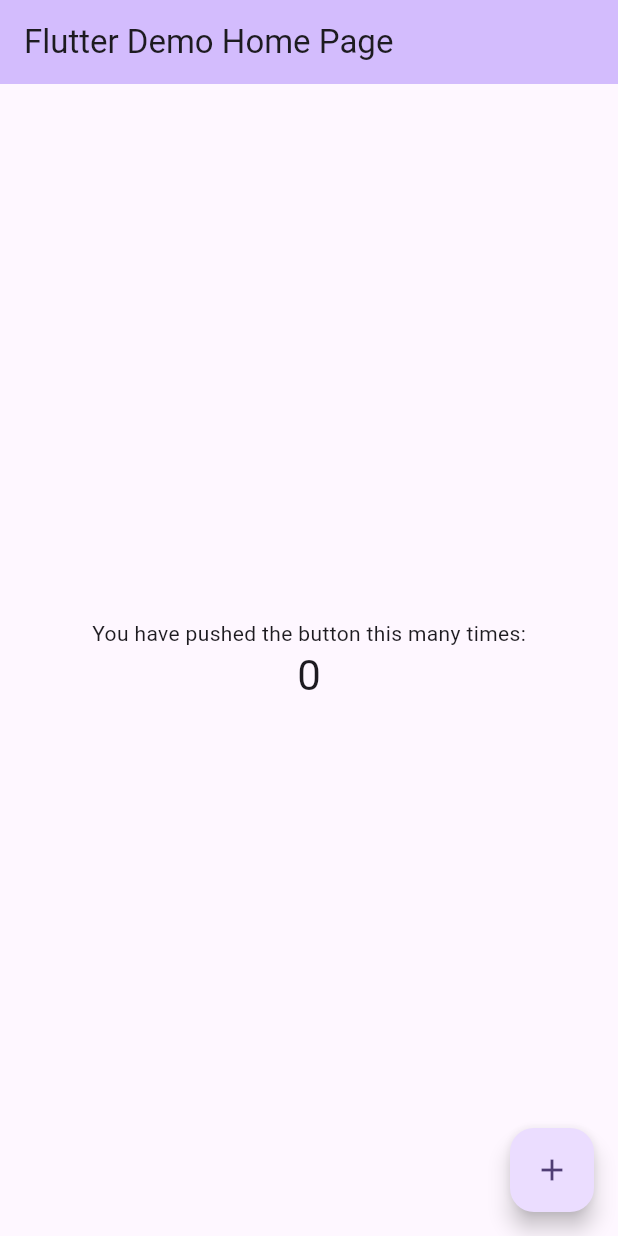
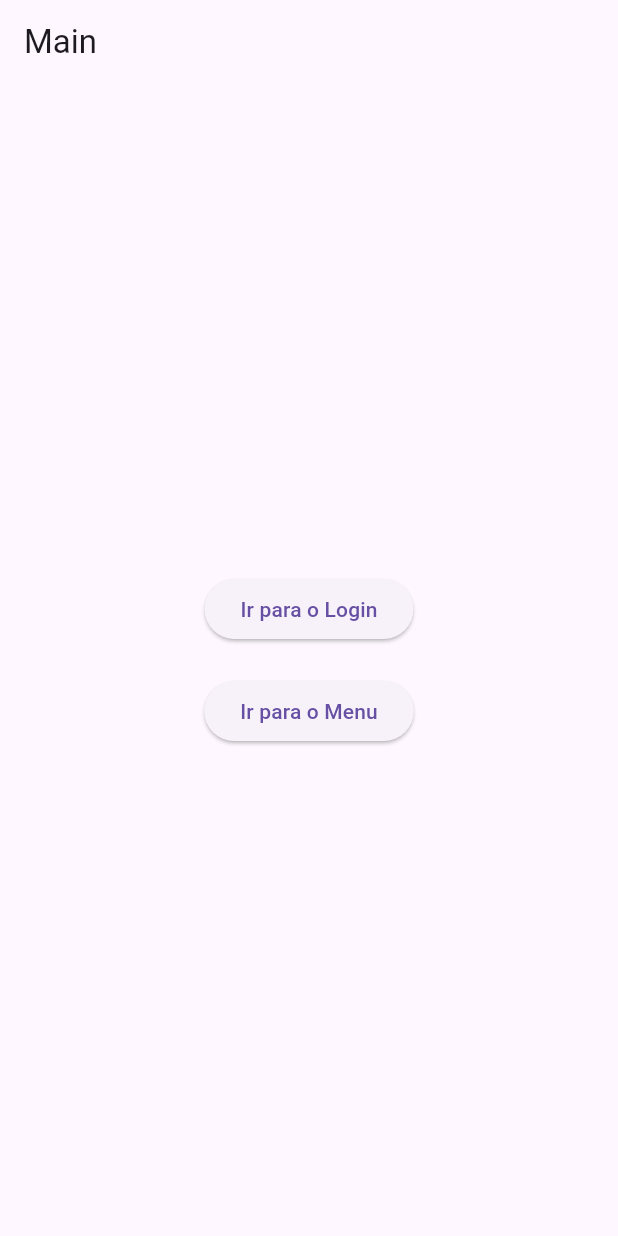
Before and after one commit to arthurmulser/flutter, a Flutter app: the screen it shows after launch, on a phone screen of 412 x 824 dp. Run offline on Flutter 3.47's test engine with Material 3 defaults, Android fonts, the phone set to English and light mode, and no system bars.

Commit message:
first commit - revisar código

```diff
--- a/lib/main.dart
+++ b/lib/main.dart
@@ -1,125 +1,56 @@
 import 'package:flutter/material.dart';
+import 'package:mars/loginScreen.dart';
+import 'package:mars/menuScreen.dart';
 
 void main() {
-  runApp(const MyApp());
+  runApp(MyApp());
 }
 
 class MyApp extends StatelessWidget {
-  const MyApp({super.key});
-
-  // This widget is the root of your application.
   @override
   Widget build(BuildContext context) {
     return MaterialApp(
-      title: 'Flutter Demo',
-      theme: ThemeData(
-        // This is the theme of your application.
-        //
-        // TRY THIS: Try running your application with "flutter run". You'll see
-        // the application has a purple toolbar. Then, without quitting the app,
-        // try changing the seedColor in the colorScheme below to Colors.green
-        // and then invoke "hot reload" (save your changes or press the "hot
-        // reload" button in a Flutter-supported IDE, or press "r" if you used
-        // the command line to start the app).
-        //
-        // Notice that the counter didn't reset back to zero; the application
-        // state is not lost during the reload. To reset the state, use hot
-        // restart instead.
-        //
-        // This works for code too, not just values: Most code changes can be
-        // tested with just a hot reload.
-        colorScheme: ColorScheme.fromSeed(seedColor: Colors.deepPurple),
-        useMaterial3: true,
-      ),
-      home: const MyHomePage(title: 'Flutter Demo Home Page'),
+      debugShowCheckedModeBanner: false,
+      home: SimpleInterface(),
     );
   }
 }
 
-class MyHomePage extends StatefulWidget {
-  const MyHomePage({super.key, required this.title});
-
-  // This widget is the home page of your application. It is stateful, meaning
-  // that it has a State object (defined below) that contains fields that affect
-  // how it looks.
-
-  // This class is the configuration for the state. It holds the values (in this
-  // case the title) provided by the parent (in this case the App widget) and
-  // used by the build method of the State. Fields in a Widget subclass are
-  // always marked "final".
-
-  final String title;
-
-  @override
-  State<MyHomePage> createState() => _MyHomePageState();
-}
-
-class _MyHomePageState extends State<MyHomePage> {
-  int _counter = 0;
-
-  void _incrementCounter() {
-    setState(() {
-      // This call to setState tells the Flutter framework that something has
-      // changed in this State, which causes it to rerun the build method below
-      // so that the display can reflect the updated values. If we changed
-      // _counter without calling setState(), then the build method would not be
-      // called again, and so nothing would appear to happen.
-      _counter++;
-    });
-  }
-
+class SimpleInterface extends StatelessWidget {
   @override
   Widget build(BuildContext context) {
-    // This method is rerun every time setState is called, for instance as done
-    // by the _incrementCounter method above.
-    //
-    // The Flutter framework has been optimized to make rerunning build methods
-    // fast, so that you can just rebuild anything that needs updating rather
-    // than having to individually change instances of widgets.
     return Scaffold(
       appBar: AppBar(
-        // TRY THIS: Try changing the color here to a specific color (to
-        // Colors.amber, perhaps?) and trigger a hot reload to see the AppBar
-        // change color while the other colors stay the same.
-        backgroundColor: Theme.of(context).colorScheme.inversePrimary,
-        // Here we take the value from the MyHomePage object that was created by
-        // the App.build method, and use it to set our appbar title.
-        title: Text(widget.title),
+        title: Text('Main'),
       ),
       body: Center(
-        // Center is a layout widget. It takes a single child and positions it
-        // in the middle of the parent.
         child: Column(
-          // Column is also a layout widget. It takes a list of children and
-          // arranges them vertically. By default, it sizes itself to fit its
-          // children horizontally, and tries to be as tall as its parent.
-          //
-          // Column has various properties to control how it sizes itself and
-          // how it positions its children. Here we use mainAxisAlignment to
-          // center the children vertically; the main axis here is the vertical
-          // axis because Columns are vertical (the cross axis would be
-          // horizontal).
-          //
-          // TRY THIS: Invoke "debug painting" (choose the "Toggle Debug Paint"
-          // action in the IDE, or press "p" in the console), to see the
-          // wireframe for each widget.
           mainAxisAlignment: MainAxisAlignment.center,
-          children: <Widget>[
-            const Text(
-              'You have pushed the button this many times:',
+          children: [
+            ElevatedButton(
+              onPressed: () {
+                // Navegar para a tela de login
+                Navigator.push(
+                  context,
+                  MaterialPageRoute(builder: (context) => LoginScreen()),
+                );
+              },
+              child: Text('Ir para o Login'),
             ),
-            Text(
-              '$_counter',
-              style: Theme.of(context).textTheme.headlineMedium,
+            SizedBox(height: 20), // Espaçamento entre os botões
+            ElevatedButton(
+              onPressed: () {
+                // Navegar para o menu
+                Navigator.push(
+                  context,
+                  MaterialPageRoute(builder: (context) => MenuScreen()),
+                );
+              },
+              child: Text('Ir para o Menu'),
             ),
           ],
         ),
       ),
-      floatingActionButton: FloatingActionButton(
-        onPressed: _incrementCounter,
-        tooltip: 'Increment',
-        child: const Icon(Icons.add),
-      ), // This trailing comma makes auto-formatting nicer for build methods.
     );
   }
 }
```
Also changed, not shown: lib/loginScreen.dart (added, +18 -0 lines), lib/menuScreen.dart (added, +18 -0 lines), 1 other file.
